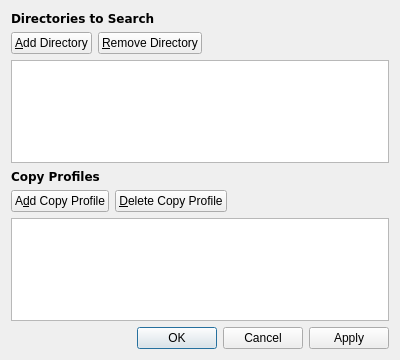
Above: src/windows/optionswindow.ui from atomicparade/sticker-book-qt before the change. Below: the same form after it.
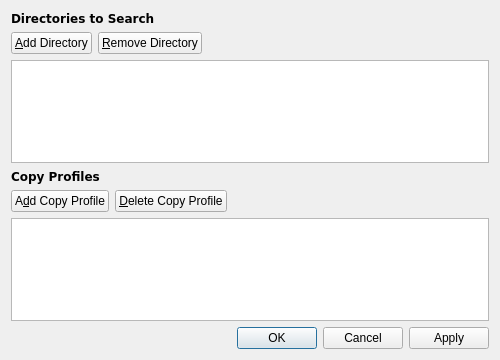
That is the form after the change.

Commit message: Make main window Options menu item open Options

```diff
--- a/src/windows/optionswindow.ui
+++ b/src/windows/optionswindow.ui
@@ -6,7 +6,7 @@
    <rect>
     <x>0</x>
     <y>0</y>
-    <width>400</width>
+    <width>500</width>
     <height>360</height>
    </rect>
   </property>
```
The commit also changes 2 other files.
